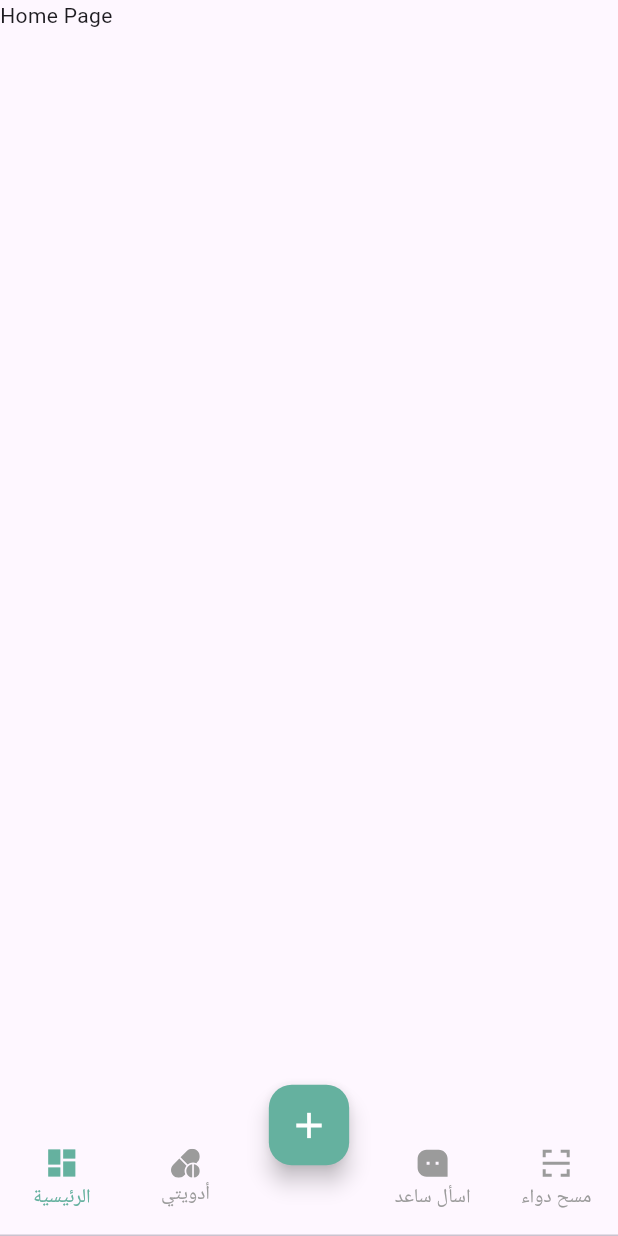
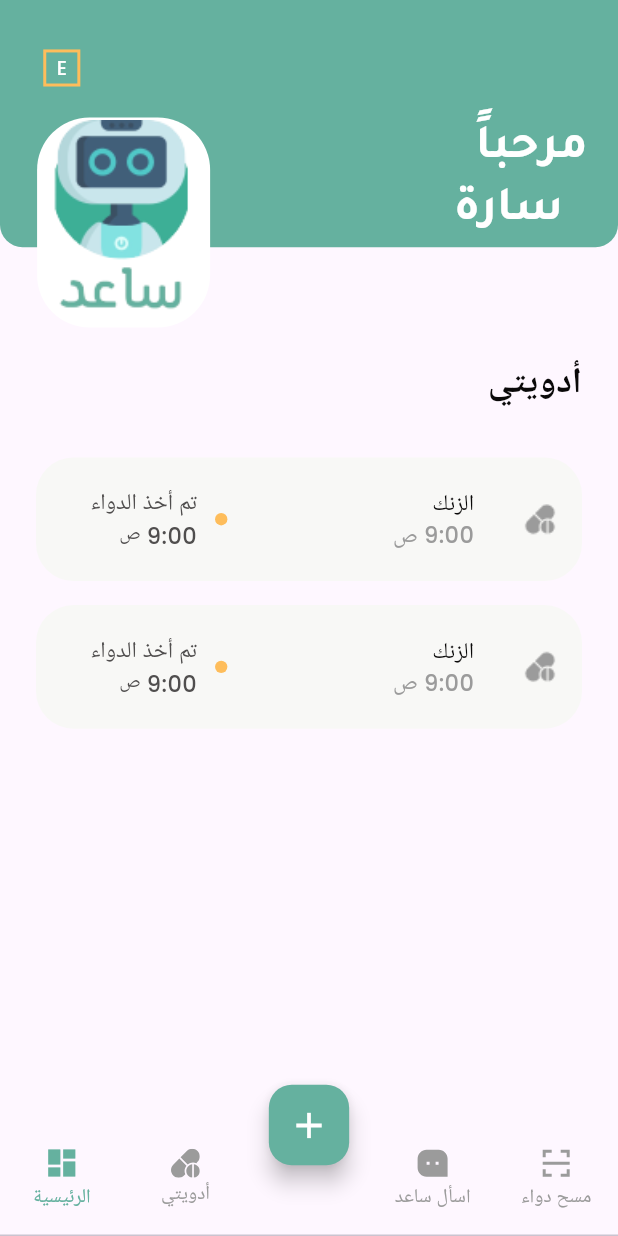
Before and after one commit to TuwaieqHMA/Pill-App, a Flutter app: the screen it shows after launch, on a phone screen of 412 x 824 dp. Run offline on Flutter 3.47's test engine with Material 3 defaults, Android fonts, the light colour scheme and no system bars; our stand-ins replace bloc, flutter_bloc, flutter_dotenv, flutter_svg, get_it, get_storage and 1 more; accounts and stored records are empty.

Commit message:
UI design for home and my med pages

```diff
--- a/lib/main.dart
+++ b/lib/main.dart
@@ -4,6 +4,7 @@ import 'package:pill_app/bloc/auth_bloc.dart';
 import 'package:pill_app/pages/bottom_nav_bar/bottom_nav_bar_page.dart';
 import 'package:pill_app/pages/home_page.dart';
 import 'package:pill_app/pages/login_page.dart';
+import 'package:pill_app/pages/my_med_page.dart';
 import 'package:pill_app/pages/start_page.dart';
 import 'package:pill_app/utils/setup.dart';
 
@@ -24,7 +25,8 @@ class MainApp extends StatelessWidget {
       create: (context) => AuthBloc(),
       child: const MaterialApp(
         debugShowCheckedModeBanner: false,
-        home: BottomNavBarPage(),
+        home:
+        BottomNavBarPage(),
         // HomePage(),
       )
     );
--- a/lib/pages/home_page.dart
+++ b/lib/pages/home_page.dart
@@ -1,12 +1,53 @@
 import 'package:flutter/material.dart';
+import 'package:pill_app/utils/colors.dart';
+import 'package:pill_app/utils/fonts.dart';
+import 'package:pill_app/utils/spaces.dart';
+import 'package:pill_app/widgets/home_page_header.dart';
+import 'package:pill_app/widgets/medeicine_card.dart';
 
 class HomePage extends StatelessWidget {
   const HomePage({super.key});
 
   @override
   Widget build(BuildContext context) {
-    return const Scaffold(
-      body: Text("Home Page"),
+    return Scaffold(
+      body: SafeArea(
+        child: Column(
+          children: [
+            const HomePageHeader(),
+            const Padding(
+              padding: EdgeInsets.symmetric(horizontal: 24.0),
+              child: Row(
+                mainAxisAlignment: MainAxisAlignment.end,
+                children: [
+                  Text(
+                    "أدويتي",
+                    style: TextStyle(
+                      fontSize: 24,
+                      fontWeight: FontWeight.w600,
+                      fontFamily: poppinsFont,
+                      color: blackColor,
+                    ),
+                  ),
+                ],
+              ),
+            ),
+            height24,
+            Expanded(
+              child: Padding(
+                padding: const EdgeInsets.symmetric(horizontal: 24.0),
+                child: ListView(
+                    shrinkWrap: true,
+                    scrollDirection: Axis.vertical,
+                    children: const [
+                      MedicineCart(formeHome: true ,),
+                      MedicineCart(formeHome: true ,),
+                    ]),
+              ),
+            ),
+          ],
+        ),
+      ),
     );
   }
 }
--- a/lib/pages/my_med_page.dart
+++ b/lib/pages/my_med_page.dart
@@ -1,6 +1,8 @@
 import 'package:flutter/material.dart';
-import 'package:pill_app/helpers/extensions/screen_helper.dart';
 import 'package:pill_app/utils/colors.dart';
+import 'package:pill_app/utils/fonts.dart';
+import 'package:pill_app/utils/spaces.dart';
+import 'package:pill_app/widgets/medeicine_card.dart';
 
 class MyMedPage extends StatelessWidget {
   const MyMedPage({super.key});
@@ -8,20 +10,45 @@ class MyMedPage extends StatelessWidget {
   @override
   Widget build(BuildContext context) {
     return Scaffold(
-      body: Center(child: Column(
-        children: [
-          Container(
-            width: context.getWidth()* 0.1,
-            height: context.getWidth()* 0.1,
-            decoration: BoxDecoration(
-              borderRadius: BorderRadius.circular(10),
-              color: glassGreyColor,
+      body: SafeArea(
+        child: Padding(
+          padding: const EdgeInsets.all(16.0),
+          child: Column(
+            crossAxisAlignment: CrossAxisAlignment.end,
+            children: [
+              height32,
+              const Text(
+                "أدويتي",
+                style: TextStyle(
+                  fontSize: 33,
+                  fontWeight: FontWeight.w800,
+                  fontFamily: poppinsFont,
+                  color: blackColor,
+                ),
+              ),
+              height24,
+              Expanded(
+                child: ListView(
+                    shrinkWrap: true,
+                    scrollDirection: Axis.vertical,
+                    children:  const [
+                      MedicineCart(),
+                      MedicineCart(),
+                      MedicineCart(),
+                      MedicineCart(),
+                      MedicineCart(),
+                      MedicineCart(),
+                      MedicineCart(),
+                      MedicineCart(),
+                      MedicineCart(),
+                      MedicineCart(),
+                    ]),
+              ),
+            ],
+          ),
+        ),
 
-              ),child: const Icon(Icons.arrow_back, color: greyColor,),
-          ),
-          const Text("My Med"),
-        ],
-      )),
+      ),
     );
   }
 }
--- a/lib/utils/colors.dart
+++ b/lib/utils/colors.dart
@@ -9,6 +9,7 @@ const calmGreenColor = Color(0xff65B19F);
 const blackColor = Color(0xff0A0909);
 const glassGreyColor = Color(0xffF8F8F6);
 const greyColor = Color(0xff9B9B9B);
+const greyColor1 = Color(0xff504E4E);
 const lightGreyColor = Color(0xffBDBDBD);
 const goldColor = Color(0xffFEBD5B);
 const redColor = Color(0xffFF0000);
--- a/lib/utils/spaces.dart
+++ b/lib/utils/spaces.dart
@@ -8,5 +8,5 @@ const height28 = SizedBox(height: 28,);
 const height186 = SizedBox(height: 186,);
 
 const width8 = SizedBox(width: 8,);
+const width32 = SizedBox(width: 32,);
 const width16 = SizedBox(width: 16,);
-const width32 = SizedBox(width: 32,);
--- a/lib/widgets/app_logo.dart
+++ b/lib/widgets/app_logo.dart
@@ -9,6 +9,7 @@ class AppLogo extends StatelessWidget {
   });
 
   final bool? isSmall;
+
   @override
   Widget build(BuildContext context) {
     return Column(
--- /dev/null
+++ b/lib/widgets/home_page_header.dart
@@ -0,0 +1,120 @@
+import 'package:flutter/material.dart';
+import 'package:pill_app/helpers/extensions/screen_helper.dart';
+import 'package:pill_app/utils/colors.dart';
+import 'package:pill_app/utils/fonts.dart';
+import 'package:pill_app/utils/spaces.dart';
+
+class HomePageHeader extends StatelessWidget {
+  const HomePageHeader({super.key});
+
+  @override
+  Widget build(BuildContext context) {
+    return SizedBox(
+      width: context.getWidth(),
+      height: context.getHeight() * 0.29,
+      child: Stack(
+        children: [
+          Container(
+            width: context.getWidth(),
+            height: context.getHeight() * 0.2,
+            decoration: const BoxDecoration(
+                color: calmGreenColor,
+                borderRadius: BorderRadius.only(
+                    bottomLeft: Radius.circular(15),
+                    bottomRight: Radius.circular(15))),
+          ),
+          Positioned(
+            right: context.getWidth() * 0.03,
+            bottom: context.getHeight() * 0.14,
+            child: const Text(
+              "مرحباً ",
+              style: TextStyle(
+                  color: whiteColor,
+                  fontSize: 32,
+                  fontFamily: tajwalFont,
+                  fontWeight: FontWeight.w700),
+            ),
+          ),
+          Positioned(
+            right: context.getWidth() * 0.07,
+            bottom: context.getHeight() * 0.09,
+            child: const Text(
+              "سارة ",
+              style: TextStyle(
+                  color: whiteColor,
+                  fontSize: 32,
+                  fontFamily: tajwalFont,
+                  fontWeight: FontWeight.w700),
+            ),
+          ),
+          //  log out
+          // Positioned(
+          //   top: context.getHeight() * 0.04,
+          //   right: context.getWidth() * 0.07,
+          //   child: InkWell(
+          //     onTap: () {
+          //       // TODO log out
+          //     },
+          //     child: const Row(
+          //       children: [
+          //         Text(
+          //           "تسجيل الخروج",
+          //           style: TextStyle(
+          //               color: whiteColor,
+          //               fontSize: 13,
+          //               fontFamily: poppinsFont,
+          //               fontWeight: FontWeight.w500),
+          //         ),
+          //         width8,
+          //         Icon(Icons.login_outlined, color: whiteColor),
+          //       ],
+          //     ),
+          //   ),
+          // ),
+
+          Positioned(
+            top: context.getHeight() * 0.04,
+            left: context.getWidth() * 0.07,
+            child: InkWell(
+              onTap: () {
+                // TODO change language
+              },
+              child: Container(
+                alignment: Alignment.center,
+                width: context.getWidth() * 0.06,
+                height: context.getWidth() * 0.06,
+                decoration: BoxDecoration(
+                  border: Border.all(color: goldColor, width: 2),
+                ),
+                child: const Text(
+                  "E",
+                  style: TextStyle(
+                      color: whiteColor,
+                      fontSize: 13,
+                      fontFamily: poppinsFont,
+                      fontWeight: FontWeight.w500),
+                ),
+              ),
+            ),
+          ),
+          Positioned(
+            top: context.getWidth() * 0.19,
+            left: context.getWidth() * 0.06,
+            child: Container(
+              width: context.getWidth() * 0.28,
+              height: context.getHeight() * 0.17,
+              decoration: const BoxDecoration(
+                  color: whiteColor,
+                  image: DecorationImage(
+                      image: AssetImage(
+                        "assets/images/home_logo1.png",
+                      ),
+                      fit: BoxFit.contain),
+                  borderRadius: BorderRadius.all(Radius.circular(35))),
+            ),
+          )
+        ],
+      ),
+    );
+  }
+}
--- /dev/null
+++ b/lib/widgets/medeicine_card.dart
@@ -0,0 +1,161 @@
+import 'package:flutter/material.dart';
+import 'package:pill_app/helpers/extensions/screen_helper.dart';
+import 'package:pill_app/utils/colors.dart';
+import 'package:pill_app/utils/fonts.dart';
+import 'package:pill_app/utils/spaces.dart';
+
+class MedicineCart extends StatelessWidget {
+  const MedicineCart({super.key,
+  // this.medicine,
+  this.formeHome = false});
+  // final model_name? medicine; // ! object from Model
+
+  final bool formeHome;
+
+  @override
+  Widget build(BuildContext context) {
+    return Container(
+      margin: const EdgeInsets.symmetric(vertical: 8),
+      padding: const EdgeInsets.symmetric(horizontal: 16, vertical: 12),
+      width: context.getWidth() * 0.8,
+      height: context.getWidth() * 0.2,
+      decoration: BoxDecoration(
+        borderRadius: BorderRadius.circular(25),
+        color: glassGreyColor,
+      ),
+      child: Row(
+        mainAxisAlignment: MainAxisAlignment.spaceBetween,
+        children: [
+          InkWell(
+            onTap: () {
+              // context.push(EditMedicinePage(), true); //! to be sure from screen page
+            },
+            child: formeHome
+                ? Row(
+                    crossAxisAlignment: CrossAxisAlignment.center,
+                    children: [
+                      width16,
+                      const Column(
+                        crossAxisAlignment: CrossAxisAlignment.end,
+                        mainAxisAlignment: MainAxisAlignment.center,
+                        children: [
+                          Text(
+                            " تم أخذ الدواء ",
+                            style: TextStyle(
+                                fontSize: 15,
+                                fontWeight: FontWeight.w500,
+                                fontFamily: poppinsFont,
+                                color: greyColor1),
+                          ),
+                          Row(
+                            children: [
+                              Text(
+                                " ص", //! will be change
+                                style: TextStyle(
+                                    fontSize: 13,
+                                    fontWeight: FontWeight.w500,
+                                    fontFamily: poppinsFont,
+                                    color: greyColor1),
+                              ),
+                              Text(
+                                " 9:00 ",
+                                style: TextStyle(
+                                    fontSize: 15,
+                                    fontWeight: FontWeight.w500,
+                                    fontFamily: poppinsFont,
+                                    color: greyColor1),
+                              ),
+                            ],
+                          ),
+                        ],
+                      ),
+                      width8,
+                      Container(
+                        padding: const EdgeInsets.only(top: 15),
+                        width: context.getWidth() * 0.02,
+                        decoration: const BoxDecoration(
+                            shape: BoxShape.circle, color: goldColor),
+                        child: const Text(""),
+                      ),
+                    ],
+                  )
+                : Image.asset("assets/icons/edit.png"),
+          ),
+          Row(
+            children: [
+              Column(
+                mainAxisAlignment: MainAxisAlignment.center,
+                crossAxisAlignment: CrossAxisAlignment.end,
+                children: [
+                  const Text(
+                    "الزنك", //! will be change
+                    style: TextStyle(
+                        fontSize: 15,
+                        fontWeight: FontWeight.w500,
+                        fontFamily: poppinsFont,
+                        color: blackColor),
+                  ),
+                  Row(
+                    mainAxisAlignment: MainAxisAlignment.spaceBetween,
+                    children: [
+                      !formeHome
+                          ? Row(
+                              children: [
+                                const Text(
+                                  " تم ", //! will be change
+                                  style: TextStyle(
+                                      fontSize: 15,
+                                      fontWeight: FontWeight.w500,
+                                      fontFamily: poppinsFont,
+                                      color: greyColor),
+                                ),
+                                width8,
+                                Container(
+                                  width: context.getWidth() * 0.008,
+                                  decoration: const BoxDecoration(
+                                      shape: BoxShape.circle, color: greyColor),
+                                  child: const Text(""),
+                                )
+                              ],
+                            )
+                          : const Text(""),
+                      width8,
+                      if (3 < 12) // !set morning or night
+                        const Text(
+                          "ص", //! will be change
+                          style: TextStyle(
+                              fontSize: 15,
+                              fontWeight: FontWeight.w500,
+                              fontFamily: poppinsFont,
+                              color: greyColor),
+                        ),
+                      if (3 >= 12) // !set morning or night
+                        const Text(
+                          "م", //! will be change
+                          style: TextStyle(
+                              fontSize: 15,
+                              fontWeight: FontWeight.w500,
+                              fontFamily: poppinsFont,
+                              color: greyColor),
+                        ),
+                      const Text(
+                        " 9:00", //! will be change
+                        style: TextStyle(
+                            fontSize: 15,
+                            fontWeight: FontWeight.w500,
+                            fontFamily: poppinsFont,
+                            color: greyColor),
+                      ),
+                    ],
+                  ),
+                ],
+              ),
+              width32,
+              Image.asset("assets/icons/pills_disabled.png"),
+            ],
+          ),
+        ],
+      ),
+    );
+  }
+}
```
Also changed, not shown: assets/images/home_logo.png (added), assets/images/home_logo1.png (added), pubspec.lock.
